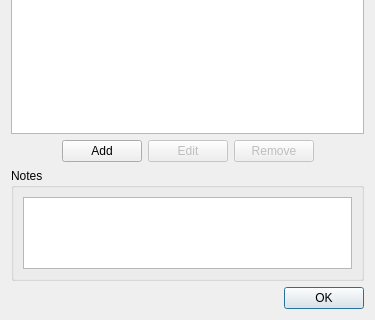
Rosalie241/RMG, file Source/RMG/UserInterface/Dialog/CheatsDialog.ui: the form before one commit; both pictures show x 0 to 375 and y 184 to 504 of the 375 by 504 pixel window.
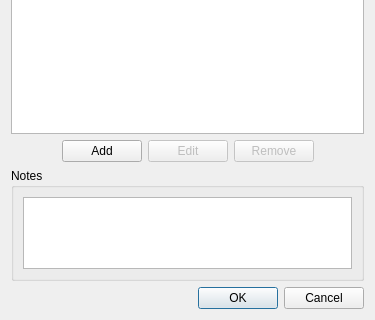
The form after the commit.

Commit message: RMG: enable cancel button in CheatsDialog

```diff
--- a/Source/RMG/UserInterface/Dialog/CheatsDialog.ui
+++ b/Source/RMG/UserInterface/Dialog/CheatsDialog.ui
@@ -141,7 +141,7 @@
       <enum>Qt::Horizontal</enum>
      </property>
      <property name="standardButtons">
-      <set>QDialogButtonBox::Ok</set>
+      <set>QDialogButtonBox::Cancel|QDialogButtonBox::Ok</set>
      </property>
     </widget>
    </item>
```
